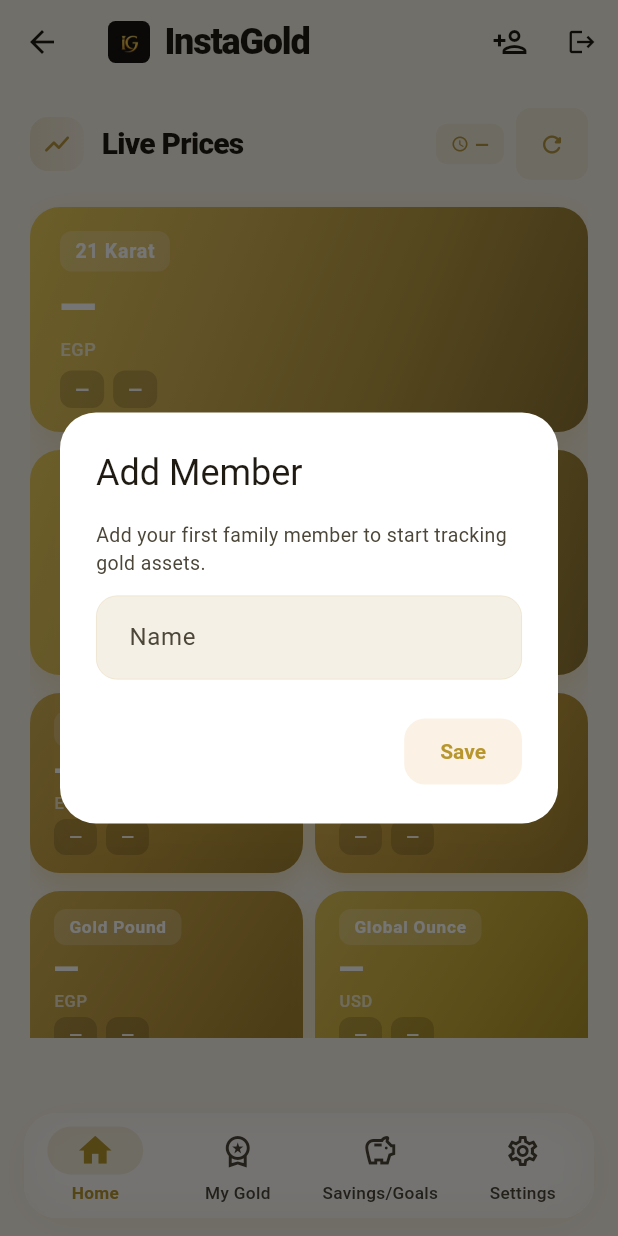
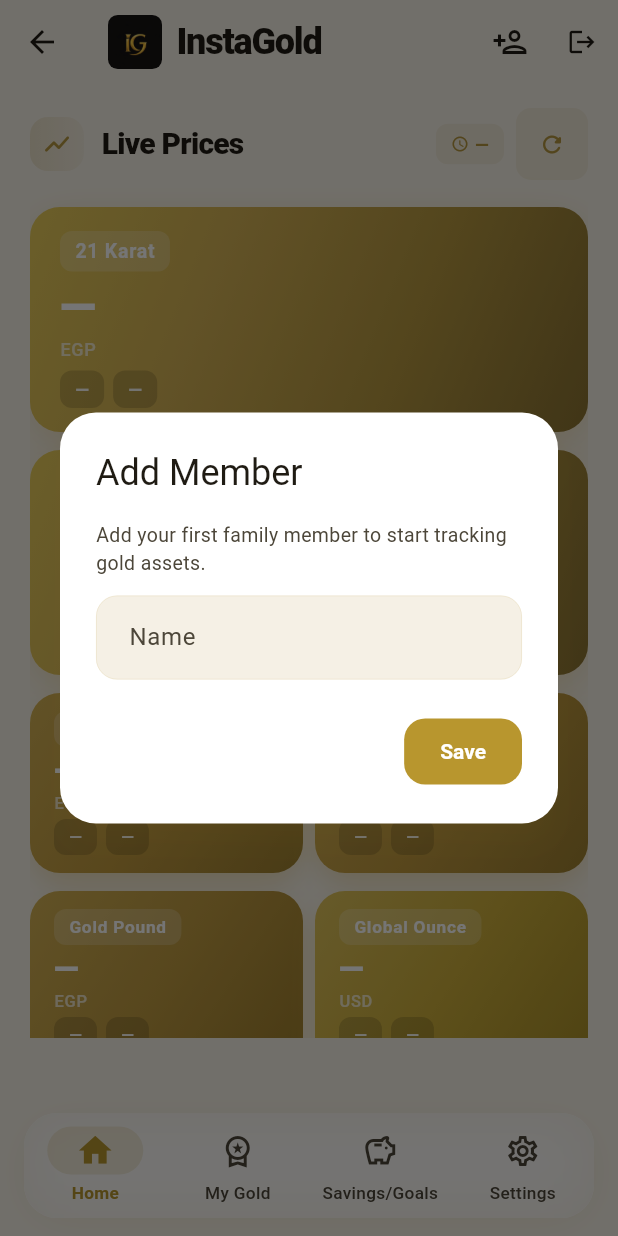
Before and after one commit to ibrahymsa3ed/Gold, a Flutter app: the DashboardScreen screen opened directly with empty values, on a phone screen of 412 x 824 dp. Run offline on Flutter 3.47's test engine with Material 3 defaults, Android fonts, the phone set to English and light mode, and no system bars; our stand-ins replace file_picker, firebase_auth, firebase_core, flutter_local_notifications, google_mobile_ads, google_sign_in and 4 more; missing offline and left inert: dart:html, extension_google_sign_in_as_googleapis_auth, googleapis; accounts and stored records are empty; network calls fail.

Commit message:
feat: enforce strict premium design — visible waves, gradient gold, IG logo everywhere
- PremiumBackground: 6-layer system with visible flowing wave patterns,
  warm gold-brown gradient overlays, and radial glow highlights
- Empty states: IG logo at low opacity replaces all Material icon placeholders
- Gold gradient buttons: custom _goldGradientButton widget with 3-stop
  gold gradient and glow shadow replaces flat FilledButton in empty states
- Section cards: gradient dark surface in dark mode with gold border glow
- ElevatedButton theme: gold background with dark foreground and shadow
- Logo: increased to 36px in app bar header
- Login: wrapped in PremiumBackground for premium dark mode experience
- Memory: saved all strict design rules to .cursor/rules/memory.mdc

Made-with: Cursor

```diff
--- a/flutter-app/lib/screens/dashboard_screen.dart
+++ b/flutter-app/lib/screens/dashboard_screen.dart
@@ -2737,14 +2737,9 @@ class _DashboardScreenState extends State<DashboardScreen> {
         child: Column(
           mainAxisSize: MainAxisSize.min,
           children: [
-            Container(
-              width: 64,
-              height: 64,
-              decoration: BoxDecoration(
-                shape: BoxShape.circle,
-                color: isDark ? const Color(0xFF2C2820) : const Color(0xFFF0EAD6),
-              ),
-              child: Icon(icon, size: 30, color: isDark ? const Color(0xFFBFA764) : const Color(0xFF9E8A4F)),
+            Opacity(
+              opacity: isDark ? 0.35 : 0.25,
+              child: const IgLogo(size: 56),
             ),
             const SizedBox(height: 16),
             Text(
@@ -2767,13 +2762,66 @@ class _DashboardScreenState extends State<DashboardScreen> {
             ],
             if (onAction != null && actionLabel != null) ...[
               const SizedBox(height: 20),
-              FilledButton.icon(
+              _goldGradientButton(
                 onPressed: onAction,
-                icon: const Icon(Icons.add, size: 18),
-                label: Text(actionLabel),
+                label: actionLabel,
+                icon: Icons.add,
               ),
             ],
           ],
+        ),
+      ),
+    );
+  }
+
+  Widget _goldGradientButton({
+    required VoidCallback? onPressed,
+    required String label,
+    IconData? icon,
+  }) {
+    return Container(
+      decoration: BoxDecoration(
+        gradient: const LinearGradient(
+          colors: [Color(0xFFE8CD5A), Color(0xFFD4AF37), Color(0xFFC9A227)],
+          begin: Alignment.topLeft,
+          end: Alignment.bottomRight,
+        ),
+        borderRadius: BorderRadius.circular(14),
+        boxShadow: [
+          BoxShadow(
+            color: kGoldPrimary.withValues(alpha: 0.3),
+            blurRadius: 12,
+            offset: const Offset(0, 4),
+            spreadRadius: -2,
+          ),
+        ],
+      ),
+      child: Material(
+        color: Colors.transparent,
+        child: InkWell(
+          onTap: onPressed,
+          borderRadius: BorderRadius.circular(14),
+          child: Padding(
+            padding: const EdgeInsets.symmetric(horizontal: 24, vertical: 14),
+            child: Row(
+              mainAxisSize: MainAxisSize.min,
+              children: [
+                if (icon != null) ...[
+                  Icon(icon, size: 18, color: kDarkBase),
+                  const SizedBox(width: 8),
+                ],
+                Text(
+                  label,
+                  style: const TextStyle(
+                    fontSize: 15,
+                    fontWeight: FontWeight.w700,
+                    color: kDarkBase,
+                    letterSpacing: 0.2,
+                  ),
+                ),
+              ],
+            ),
+          ),
         ),
       ),
     );
@@ -2793,7 +2841,7 @@ class _DashboardScreenState extends State<DashboardScreen> {
                   child: Row(
                     mainAxisSize: MainAxisSize.min,
                     children: [
-                      IgLogo(size: 28),
+                      const IgLogo(size: 36),
                       const SizedBox(width: 10),
                       Text(AppStrings.t(context, 'app_title')),
                       if (_currentMemberName.isNotEmpty) ...[
@@ -2830,7 +2878,7 @@ class _DashboardScreenState extends State<DashboardScreen> {
               : Row(
                   mainAxisSize: MainAxisSize.min,
                   children: [
-                    IgLogo(size: 28),
+                    const IgLogo(size: 36),
                     const SizedBox(width: 10),
                     Text(AppStrings.t(context, 'app_title')),
                   ],
@@ -2938,23 +2986,36 @@ class _DashboardScreenState extends State<DashboardScreen> {
     return Container(
       margin: const EdgeInsets.symmetric(vertical: 8),
       decoration: BoxDecoration(
-        color: isDark ? kDarkCard : Colors.white,
+        gradient: isDark
+            ? const LinearGradient(
+                begin: Alignment.topLeft,
+                end: Alignment.bottomRight,
+                colors: [Color(0xFF1C1916), Color(0xFF1A1816), Color(0xFF181614)],
+              )
+            : null,
+        color: isDark ? null : Colors.white,
         borderRadius: BorderRadius.circular(22),
         border: Border.all(
           color: isDark
-              ? kGoldPrimary.withValues(alpha: 0.08)
+              ? kGoldPrimary.withValues(alpha: 0.10)
               : accentColor.withValues(alpha: 0.08),
           width: 0.5,
         ),
         boxShadow: [
-          if (isDark)
+          if (isDark) ...[
             BoxShadow(
-              color: kGoldPrimary.withValues(alpha: 0.04),
-              blurRadius: 24,
-              offset: const Offset(0, 8),
+              color: kGoldPrimary.withValues(alpha: 0.06),
+              blurRadius: 20,
+              offset: const Offset(0, 6),
               spreadRadius: -4,
-            )
-          else
+            ),
+            BoxShadow(
+              color: Colors.black.withValues(alpha: 0.4),
+              blurRadius: 16,
+              offset: const Offset(0, 4),
+              spreadRadius: -2,
+            ),
+          ] else
             BoxShadow(
               color: accentColor.withValues(alpha: 0.06),
               blurRadius: 20,
--- a/flutter-app/lib/theme/app_themes.dart
+++ b/flutter-app/lib/theme/app_themes.dart
@@ -177,8 +177,10 @@ ThemeData _buildTheme(ColorScheme cs) {
 
     elevatedButtonTheme: ElevatedButtonThemeData(
       style: ElevatedButton.styleFrom(
-        elevation: 0,
-        backgroundColor: isDark ? kDarkElevated : null,
+        elevation: isDark ? 4 : 0,
+        backgroundColor: gold,
+        foregroundColor: isDark ? kDarkBase : Colors.white,
+        shadowColor: gold.withValues(alpha: 0.3),
         shape: RoundedRectangleBorder(borderRadius: BorderRadius.circular(14)),
         padding: const EdgeInsets.symmetric(horizontal: 24, vertical: 14),
         textStyle: const TextStyle(fontWeight: FontWeight.w600, fontSize: 14),
--- a/flutter-app/lib/widgets/premium_background.dart
+++ b/flutter-app/lib/widgets/premium_background.dart
@@ -12,32 +12,99 @@ class PremiumBackground extends StatelessWidget {
 
     return Stack(
       children: [
+        // Layer 1: Deep gradient base with gold-brown warmth
         Positioned.fill(
           child: Container(
             decoration: const BoxDecoration(
               gradient: LinearGradient(
-                begin: Alignment.topCenter,
-                end: Alignment.bottomCenter,
+                begin: Alignment.topLeft,
+                end: Alignment.bottomRight,
                 colors: [
                   Color(0xFF0B0B0D),
-                  Color(0xFF0E0E10),
-                  Color(0xFF100F0D),
+                  Color(0xFF12100C),
+                  Color(0xFF0E0D0B),
+                  Color(0xFF14110D),
                   Color(0xFF0B0B0D),
                 ],
-                stops: [0.0, 0.3, 0.7, 1.0],
+                stops: [0.0, 0.25, 0.5, 0.75, 1.0],
               ),
             ),
           ),
         ),
+
+        // Layer 2: Vertical warm gradient overlay
+        Positioned.fill(
+          child: Container(
+            decoration: BoxDecoration(
+              gradient: LinearGradient(
+                begin: Alignment.topCenter,
+                end: Alignment.bottomCenter,
+                colors: [
+                  const Color(0xFF1A1508).withValues(alpha: 0.3),
+                  Colors.transparent,
+                  const Color(0xFF0D0B08).withValues(alpha: 0.4),
+                  Colors.transparent,
+                ],
+                stops: const [0.0, 0.35, 0.65, 1.0],
+              ),
+            ),
+          ),
+        ),
+
+        // Layer 3: Flowing wave patterns — visible, premium fintech
         Positioned.fill(
           child: CustomPaint(painter: _WavePainter()),
         ),
+
+        // Layer 4: Radial gold glow — top left
         Positioned(
-          top: -60,
-          left: -40,
+          top: -80,
+          left: -60,
           child: Container(
-            width: 250,
-            height: 250,
+            width: 320,
+            height: 320,
+            decoration: BoxDecoration(
+              shape: BoxShape.circle,
+              gradient: RadialGradient(
+                colors: [
+                  const Color(0xFFD4AF37).withValues(alpha: 0.07),
+                  const Color(0xFFC9A227).withValues(alpha: 0.03),
+                  Colors.transparent,
+                ],
+                stops: const [0.0, 0.5, 1.0],
+              ),
+            ),
+          ),
+        ),
+
+        // Layer 5: Radial gold glow — bottom right
+        Positioned(
+          bottom: 60,
+          right: -80,
+          child: Container(
+            width: 280,
+            height: 280,
+            decoration: BoxDecoration(
+              shape: BoxShape.circle,
+              gradient: RadialGradient(
+                colors: [
+                  const Color(0xFFB8962E).withValues(alpha: 0.06),
+                  const Color(0xFF8B7332).withValues(alpha: 0.02),
+                  Colors.transparent,
+                ],
+                stops: const [0.0, 0.5, 1.0],
+              ),
+            ),
+          ),
+        ),
+
+        // Layer 6: Subtle center glow
+        Positioned(
+          top: MediaQuery.of(context).size.height * 0.3,
+          left: MediaQuery.of(context).size.width * 0.2,
+          child: Container(
+            width: 200,
+            height: 200,
             decoration: BoxDecoration(
               shape: BoxShape.circle,
               gradient: RadialGradient(
@@ -49,23 +116,7 @@ class PremiumBackground extends StatelessWidget {
             ),
           ),
         ),
-        Positioned(
-          bottom: 100,
-          right: -60,
-          child: Container(
-            width: 200,
-            height: 200,
-            decoration: BoxDecoration(
-              shape: BoxShape.circle,
-              gradient: RadialGradient(
-                colors: [
-                  const Color(0xFFB8962E).withValues(alpha: 0.03),
-                  Colors.transparent,
-                ],
-              ),
-            ),
-          ),
-        ),
+
         child,
       ],
     );
@@ -75,22 +126,52 @@ class PremiumBackground extends StatelessWidget {
 class _WavePainter extends CustomPainter {
   @override
   void paint(Canvas canvas, Size size) {
-    final paint = Paint()
-      ..style = PaintingStyle.stroke
-      ..strokeWidth = 0.8;
+    // Filled wave bands for smooth flowing look
+    for (var i = 0; i < 6; i++) {
+      final fillPaint = Paint()
+        ..style = PaintingStyle.fill
+        ..color = Color.fromRGBO(
+          180 + (i * 8),
+          150 + (i * 5),
+          50 + (i * 3),
+          0.015 + i * 0.004,
+        );
 
-    for (var i = 0; i < 4; i++) {
-      paint.color = const Color(0xFFD4AF37).withValues(alpha: 0.025 + i * 0.005);
+      final strokePaint = Paint()
+        ..style = PaintingStyle.stroke
+        ..strokeWidth = 1.0 + i * 0.15
+        ..color = Color.fromRGBO(
+          212, 175, 55,
+          0.04 + i * 0.008,
+        );
+
+      final yBase = size.height * (0.08 + i * 0.16);
+      final amplitude1 = 25.0 + i * 8;
+      final amplitude2 = 12.0 + i * 5;
+      final freq1 = 1.5 + i * 0.3;
+      final freq2 = 2.5 + i * 0.4;
+      final phase = i * 0.9;
+
       final path = Path();
-      final yOffset = size.height * (0.2 + i * 0.18);
-      path.moveTo(0, yOffset);
+      path.moveTo(0, yBase);
+
       for (var x = 0.0; x <= size.width; x += 1) {
-        final y = yOffset +
-            sin((x / size.width) * pi * 2 + i * 0.8) * 30 +
-            sin((x / size.width) * pi * 3 + i * 1.2) * 15;
+        final t = x / size.width;
+        final y = yBase +
+            sin(t * pi * freq1 + phase) * amplitude1 +
+            sin(t * pi * freq2 + phase * 1.5) * amplitude2;
         path.lineTo(x, y);
       }
-      canvas.drawPath(path, paint);
+
+      // Draw the stroke line
+      canvas.drawPath(path, strokePaint);
+
+      // Draw a filled region below the wave for a subtle band effect
+      final fillPath = Path.from(path);
+      fillPath.lineTo(size.width, yBase + amplitude1 + 40);
+      fillPath.lineTo(0, yBase + amplitude1 + 40);
+      fillPath.close();
+      canvas.drawPath(fillPath, fillPaint);
     }
   }
 
```
Also changed, not shown: flutter-app/lib/screens/login_screen.dart (+13 -10 lines), 1 other file.
